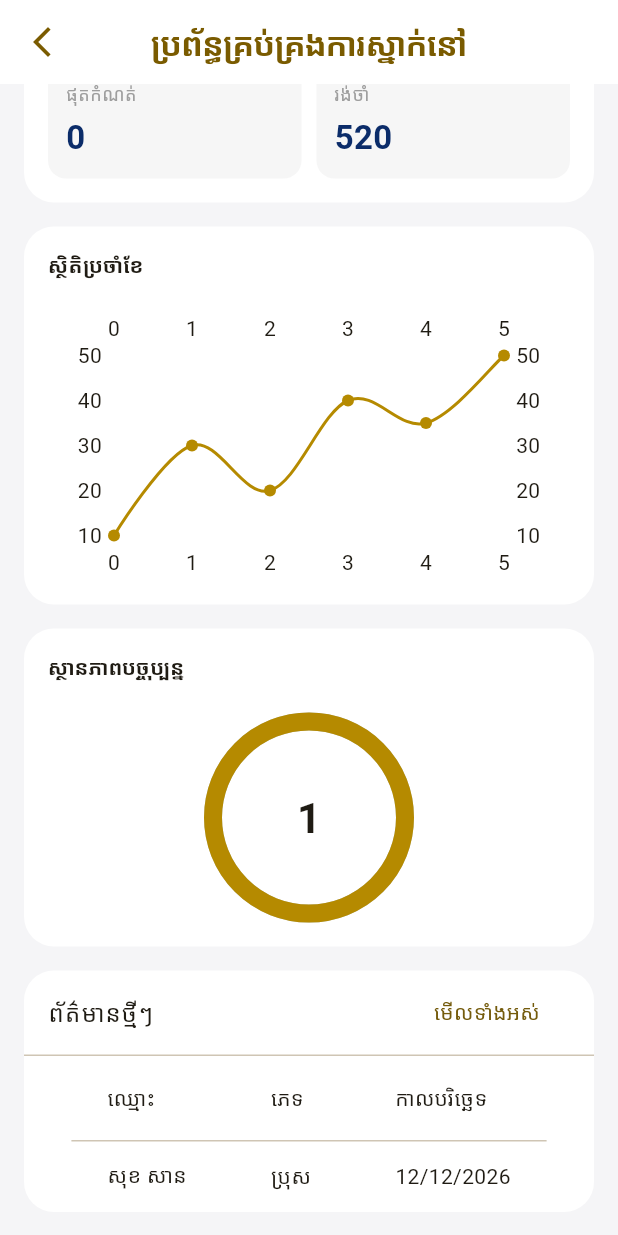
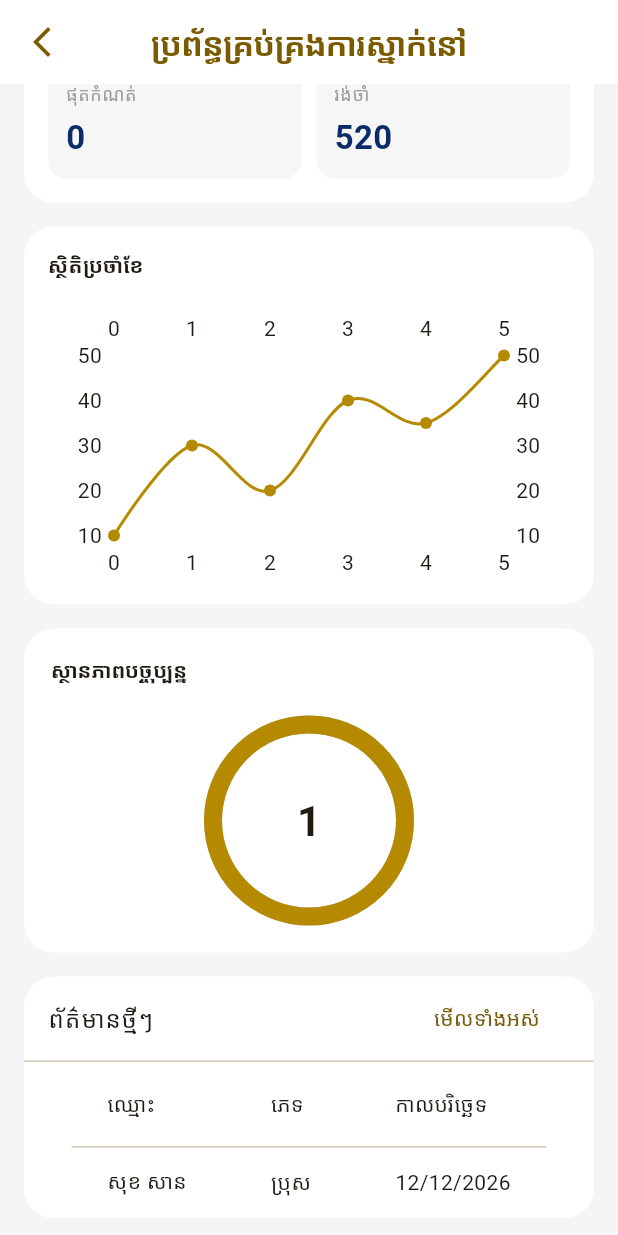
Before and after one commit to Binsovanvong/App_CorePortal, a Flutter app: the HomePageView screen opened by its route, scrolled down 942 dp, on a phone screen of 412 x 824 dp. Run offline on Flutter 3.47's test engine with Material 3 defaults, Android fonts, the phone set to English and light mode, and no system bars; drawn by our look-alikes of fl_chart, percent_indicator; our stand-ins replace carousel_slider, dio, get, get_storage, google_fonts, pretty_dio_logger and 1 more; missing offline and left inert: flutter_web_auth_2; accounts and stored records are empty.

Commit message:
Initial commit

```diff
--- a/lib/screens/modules/homepage/homepage_view.dart
+++ b/lib/screens/modules/homepage/homepage_view.dart
@@ -1,11 +1,11 @@
+import 'package:core_portal/pages/Main/main_view.dart';
+import 'package:core_portal/routes/page_route.dart';
+import 'package:core_portal/screens/modules/request/request_view.dart';
 import 'package:core_portal/widgets/dashboard_card.dart';
 import 'package:fl_chart/fl_chart.dart';
 import 'package:flutter/material.dart';
 import 'package:get/get.dart';
 import 'package:percent_indicator/circular_percent_indicator.dart';
-import 'package:core_portal/routes/page_route.dart';
-import 'package:core_portal/pages/Main/main_view.dart';
-import 'package:core_portal/screens/modules/request/request_view.dart';
 
 part 'homepage_binding.dart';
 part 'homepage_controller.dart';
@@ -311,7 +311,7 @@
 }
 Widget progressCard() {
   return Container(
-    padding: const EdgeInsets.all(16),
+    padding: const EdgeInsets.all(18),
     decoration: BoxDecoration(
       color: Colors.white,
       borderRadius: BorderRadius.circular(20),
```
